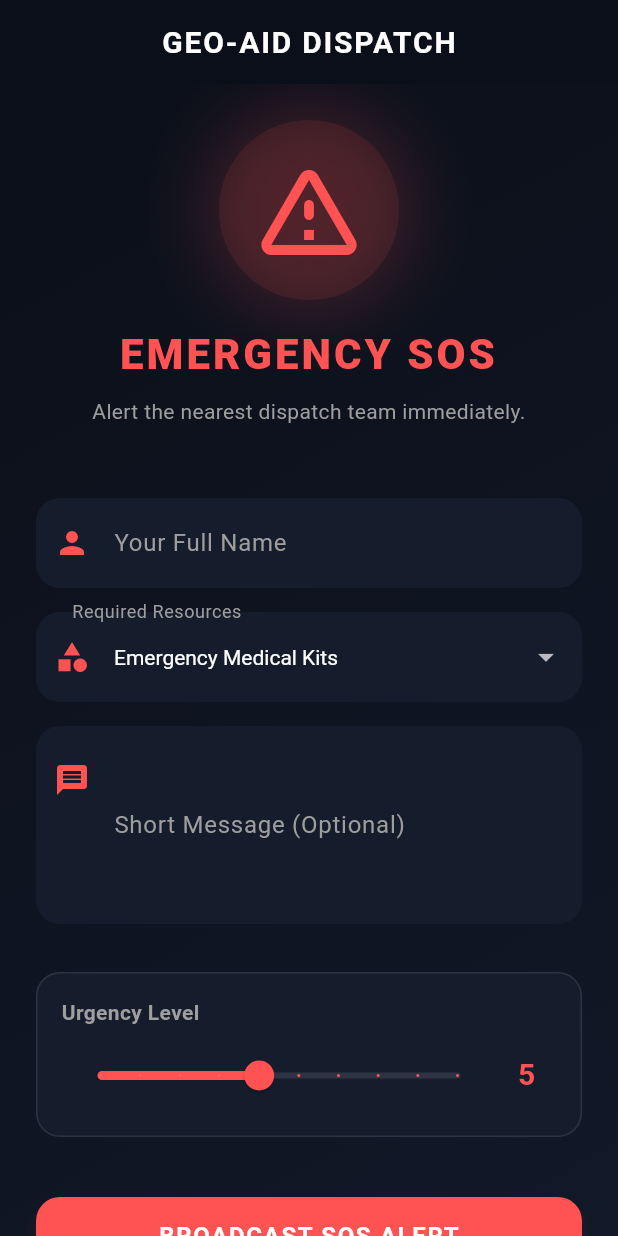
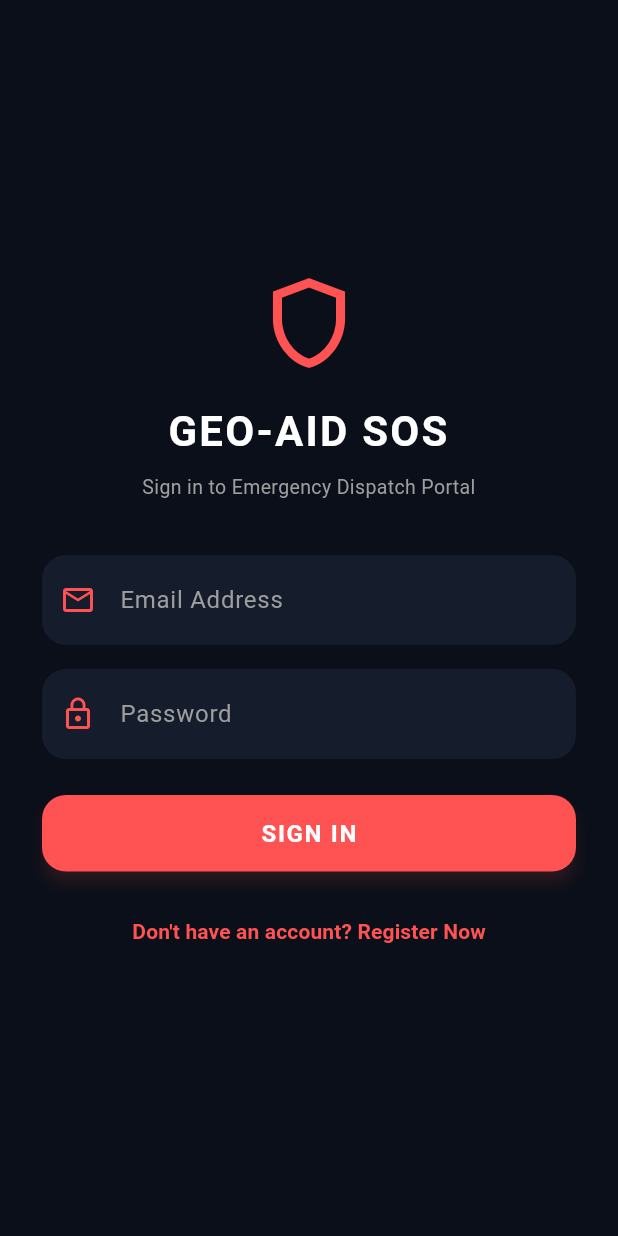
Before and after one commit to istiaqueahmed231/geo-aid-hub, a Flutter app: the screen it shows after launch, on a phone screen of 412 x 824 dp. Run offline on Flutter 3.47's test engine with Material 3 defaults, Android fonts, the phone set to English and light mode, and no system bars; our stand-ins replace firebase_auth, firebase_core, firebase_messaging, flutter_local_notifications, flutter_map, geolocator and 2 more; accounts and stored records are empty.

Commit message:
adding voulanteer registration

```diff
--- a/sos_app/lib/main.dart
+++ b/sos_app/lib/main.dart
@@ -1,9 +1,13 @@
 import 'package:flutter/material.dart';
 import 'package:firebase_core/firebase_core.dart';
+import 'package:firebase_auth/firebase_auth.dart';
 import 'package:firebase_messaging/firebase_messaging.dart';
 import 'package:flutter_local_notifications/flutter_local_notifications.dart';
+import 'package:http/http.dart' as http;
 import 'firebase_options.dart';
 import 'screens/sos_portal.dart';
+import 'screens/victim_login_screen.dart';
+import 'screens/victim_profile_setup_screen.dart';
 
 // The global plugin instance — accessible from anywhere in the app
 final FlutterLocalNotificationsPlugin flutterLocalNotificationsPlugin =
@@ -131,8 +135,100 @@ class GeoAidApp extends StatelessWidget {
           ),
         ),
       ),
-      home: const SosPortal(),
+      home: const VictimAuthWrapper(),
       debugShowCheckedModeBanner: false,
     );
   }
 }
+
+class VictimAuthWrapper extends StatelessWidget {
+  const VictimAuthWrapper({super.key});
+
+  @override
+  Widget build(BuildContext context) {
+    return StreamBuilder<User?>(
+      stream: FirebaseAuth.instance.authStateChanges(),
+      builder: (context, snapshot) {
+        if (snapshot.connectionState == ConnectionState.waiting) {
+          return const Scaffold(
+            body: Center(child: CircularProgressIndicator(color: Colors.redAccent)),
+          );
+        }
+
+        final user = snapshot.data;
+        if (user == null) {
+          return const VictimLoginScreen();
+        }
+
+        return VictimCheckState(user: user);
+      },
+    );
+  }
+}
+
+class VictimCheckState extends StatefulWidget {
+  final User user;
+  const VictimCheckState({super.key, required this.user});
+
+  @override
+  State<VictimCheckState> createState() => _VictimCheckStateState();
+}
+
+class _VictimCheckStateState extends State<VictimCheckState> {
+  bool _isLoading = true;
+  bool _hasProfile = false;
+
+  @override
+  void initState() {
+    super.initState();
+    _checkVictimProfile();
+  }
+
+  Future<void> _checkVictimProfile() async {
+    try {
+      final res = await http.get(
+        Uri.parse('https://geo-aid-hub.onrender.com/api/victims/me?uid=${widget.user.uid}'),
+      );
+      if (mounted) {
+        setState(() {
+          _hasProfile = (res.statusCode == 200);
+          _isLoading = false;
+        });
+      }
+    } catch (e) {
+      if (mounted) {
+        setState(() {
+          _hasProfile = false;
+          _isLoading = false;
+        });
+      }
+    }
+  }
+
+  @override
+  Widget build(BuildContext context) {
+    if (_isLoading) {
+      return const Scaffold(
+        body: Center(
+          child: Column(
+            mainAxisAlignment: MainAxisAlignment.center,
+            children: [
+              CircularProgressIndicator(color: Colors.redAccent),
+              SizedBox(height: 16),
+              Text('Checking Emergency Profile...', style: TextStyle(color: Colors.grey)),
+            ],
+          ),
+        ),
+      );
+    }
+
+    if (_hasProfile) {
+      return const SosPortal();
+    } else {
+      return VictimProfileSetupScreen(
+        authUid: widget.user.uid,
+        email: widget.user.email,
+      );
+    }
+  }
+}
--- /dev/null
+++ b/sos_app/lib/screens/victim_login_screen.dart
@@ -0,0 +1,200 @@
+import 'package:flutter/material.dart';
+import 'package:firebase_auth/firebase_auth.dart';
+import 'package:http/http.dart' as http;
+import 'dart:convert';
+import 'victim_profile_setup_screen.dart';
+import 'sos_portal.dart';
+
+class VictimLoginScreen extends StatefulWidget {
+  const VictimLoginScreen({super.key});
+
+  @override
+  State<VictimLoginScreen> createState() => _VictimLoginScreenState();
+}
+
+class _VictimLoginScreenState extends State<VictimLoginScreen> {
+  final _emailController = TextEditingController();
+  final _passwordController = TextEditingController();
+  bool _isSignUp = false;
+  bool _isLoading = false;
+  String? _errorMessage;
+
+  Future<void> _checkProfileAndNavigate(User user) async {
+    try {
+      final res = await http.get(
+        Uri.parse('https://geo-aid-hub.onrender.com/api/victims/me?uid=${user.uid}'),
+      );
+
+      if (!mounted) return;
+
+      if (res.statusCode == 200) {
+        // Profile exists, proceed to SOS Portal
+        Navigator.pushReplacement(
+          context,
+          MaterialPageRoute(builder: (_) => const SosPortal()),
+        );
+      } else {
+        // Profile doesn't exist, go to profile setup
+        Navigator.pushReplacement(
+          context,
+          MaterialPageRoute(
+            builder: (_) => VictimProfileSetupScreen(authUid: user.uid, email: user.email),
+          ),
+        );
+      }
+    } catch (e) {
+      if (!mounted) return;
+      // On network error fallback to profile setup
+      Navigator.pushReplacement(
+        context,
+        MaterialPageRoute(
+          builder: (_) => VictimProfileSetupScreen(authUid: user.uid, email: user.email),
+        ),
+      );
+    }
+  }
+
+  Future<void> _submitAuth() async {
+    final email = _emailController.text.trim();
+    final password = _passwordController.text.trim();
+
+    if (email.isEmpty || password.isEmpty) {
+      setState(() => _errorMessage = 'Please fill in all fields.');
+      return;
+    }
+
+    setState(() {
+      _isLoading = true;
+      _errorMessage = null;
+    });
+
+    try {
+      UserCredential creds;
+      if (_isSignUp) {
+        creds = await FirebaseAuth.instance.createUserWithEmailAndPassword(
+          email: email,
+          password: password,
+        );
+      } else {
+        creds = await FirebaseAuth.instance.signInWithEmailAndPassword(
+          email: email,
+          password: password,
+        );
+      }
+
+      if (creds.user != null) {
+        await _checkProfileAndNavigate(creds.user!);
+      }
+    } on FirebaseAuthException catch (e) {
+      setState(() => _errorMessage = e.message ?? 'Authentication failed.');
+    } catch (e) {
+      setState(() => _errorMessage = 'An error occurred. Please try again.');
+    } finally {
+      if (mounted) setState(() => _isLoading = false);
+    }
+  }
+
+  @override
+  Widget build(BuildContext context) {
+    return Scaffold(
+      body: SafeArea(
+        child: Center(
+          child: SingleChildScrollView(
+            padding: const EdgeInsets.all(28.0),
+            child: Column(
+              mainAxisAlignment: MainAxisAlignment.center,
+              crossAxisAlignment: CrossAxisAlignment.stretch,
+              children: [
+                const Icon(
+                  Icons.shield_outlined,
+                  size: 72,
+                  color: Colors.redAccent,
+                ),
+                const SizedBox(height: 16),
+                const Text(
+                  'GEO-AID SOS',
+                  textAlign: TextAlign.center,
+                  style: TextStyle(
+                    fontSize: 28,
+                    fontWeight: FontWeight.bold,
+                    letterSpacing: 1.5,
+                    color: Colors.white,
+                  ),
+                ),
+                const SizedBox(height: 8),
+                Text(
+                  _isSignUp ? 'Create a Victim Emergency Account' : 'Sign in to Emergency Dispatch Portal',
+                  textAlign: TextAlign.center,
+                  style: const TextStyle(color: Colors.grey, fontSize: 13),
+                ),
+                const SizedBox(height: 36),
+
+                if (_errorMessage != null) ...[
+                  Container(
+                    padding: const EdgeInsets.all(12),
+                    decoration: BoxDecoration(
+                      color: Colors.red.withOpacity(0.15),
+                      borderRadius: BorderRadius.circular(12),
+                      border: Border.all(color: Colors.redAccent.withOpacity(0.4)),
+                    ),
+                    child: Text(
+                      _errorMessage!,
+                      style: const TextStyle(color: Colors.redAccent, fontSize: 13),
+                      textAlign: TextAlign.center,
+                    ),
+                  ),
+                  const SizedBox(height: 20),
+                ],
+
+                TextField(
+                  controller: _emailController,
+                  keyboardType: TextInputType.emailAddress,
+                  style: const TextStyle(color: Colors.white),
+                  decoration: const InputDecoration(
+                    labelText: 'Email Address',
+                    prefixIcon: Icon(Icons.email_outlined, color: Colors.redAccent),
+                  ),
+                ),
+                const SizedBox(height: 16),
+
+                TextField(
+                  controller: _passwordController,
+                  obscureText: true,
+                  style: const TextStyle(color: Colors.white),
+                  decoration: const InputDecoration(
+                    labelText: 'Password',
+                    prefixIcon: Icon(Icons.lock_outline, color: Colors.redAccent),
+                  ),
+                ),
+                const SizedBox(height: 24),
+
+                _isLoading
+                    ? const Center(child: CircularProgressIndicator(color: Colors.redAccent))
+                    : ElevatedButton(
+                        onPressed: _submitAuth,
+                        child: Text(_isSignUp ? 'CREATE ACCOUNT' : 'SIGN IN'),
+                      ),
+                const SizedBox(height: 16),
+
+                TextButton(
+                  onPressed: () {
+                    setState(() {
+                      _isSignUp = !_isSignUp;
+                      _errorMessage = null;
+                    });
+                  },
+                  child: Text(
+                    _isSignUp
+                        ? 'Already have an account? Sign In'
+                        : "Don't have an account? Register Now",
+                    style: const TextStyle(color: Colors.redAccent, fontWeight: FontWeight.bold),
+                  ),
+                ),
+              ],
+            ),
+          ),
+        ),
+      ),
+    );
+  }
+}
```
Also changed, not shown: sos_app/lib/screens/sos_portal.dart (+15 -1 lines), sos_app/lib/screens/victim_profile_setup_screen.dart (added, +335 -0 lines), 2 other files.
